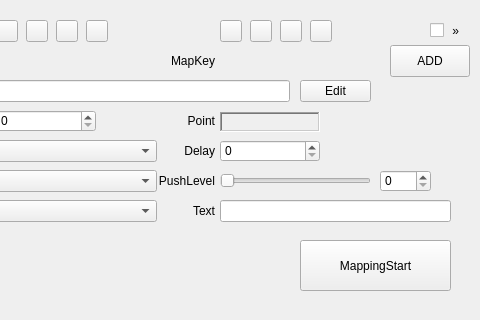
Above: QKeyMapper/qkeymapper.ui from Zalafina/QKeyMapper before the change; both pictures show x 590 to 1070 and y 350 to 670 of the 1070 by 670 pixel window. Below: the same form after it.
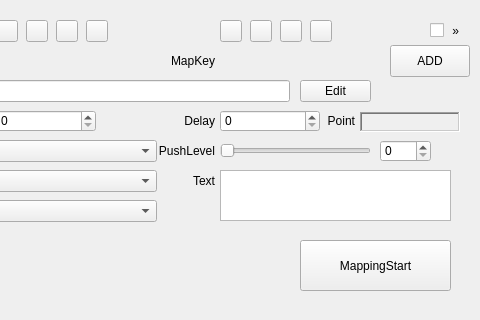
That is the form after the change.

Commit message: SendText support multi line text.

```diff
--- a/QKeyMapper/qkeymapper.ui
+++ b/QKeyMapper/qkeymapper.ui
@@ -229,7 +229,7 @@
    <property name="geometry">
     <rect>
      <x>810</x>
-     <y>490</y>
+     <y>460</y>
      <width>100</width>
      <height>22</height>
     </rect>
@@ -242,7 +242,7 @@
    <property name="geometry">
     <rect>
      <x>754</x>
-     <y>490</y>
+     <y>460</y>
      <width>51</width>
      <height>22</height>
     </rect>
@@ -283,7 +283,7 @@
   <widget class="QLabel" name="pointLabel">
    <property name="geometry">
     <rect>
-     <x>764</x>
+     <x>904</x>
      <y>460</y>
      <width>41</width>
      <height>22</height>
@@ -299,7 +299,7 @@
   <widget class="QLabel" name="pointDisplayLabel">
    <property name="geometry">
     <rect>
-     <x>810</x>
+     <x>950</x>
      <y>462</y>
      <width>100</width>
      <height>20</height>
@@ -1857,21 +1857,11 @@
     </widget>
    </widget>
   </widget>
-  <widget class="QLineEdit" name="sendTextLineEdit">
-   <property name="geometry">
-    <rect>
-     <x>810</x>
-     <y>550</y>
-     <width>231</width>
-     <height>22</height>
-    </rect>
-   </property>
-  </widget>
   <widget class="QLabel" name="sendTextLabel">
    <property name="geometry">
     <rect>
      <x>754</x>
-     <y>550</y>
+     <y>520</y>
      <width>51</width>
      <height>22</height>
     </rect>
@@ -1966,7 +1956,7 @@
    <property name="geometry">
     <rect>
      <x>810</x>
-     <y>523</y>
+     <y>493</y>
      <width>151</width>
      <height>16</height>
     </rect>
@@ -1982,7 +1972,7 @@
    <property name="geometry">
     <rect>
      <x>744</x>
-     <y>520</y>
+     <y>490</y>
      <width>61</width>
      <height>22</height>
     </rect>
@@ -1998,7 +1988,7 @@
    <property name="geometry">
     <rect>
      <x>970</x>
-     <y>520</y>
+     <y>490</y>
      <width>51</width>
      <height>22</height>
     </rect>
@@ -2336,6 +2326,16 @@
     <bool>false</bool>
    </property>
   </widget>
+  <widget class="QPlainTextEdit" name="sendTextPlainTextEdit">
+   <property name="geometry">
+    <rect>
+     <x>810</x>
+     <y>520</y>
+     <width>231</width>
+     <height>51</height>
+    </rect>
+   </property>
+  </widget>
  </widget>
  <layoutdefault spacing="6" margin="11"/>
  <resources/>
```
The commit also changes 1 other file.
